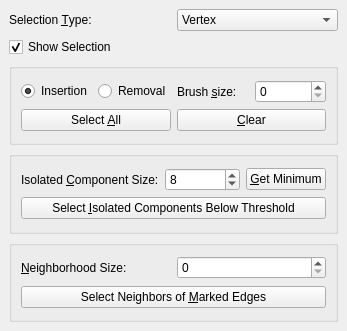
The window that Polyhedron/demo/Polyhedron/Selection_widget.ui (CGAL/cgal) describes before a commit, drawn with Qt 5.
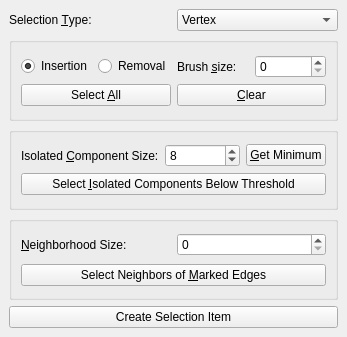
The same window after the commit.

Commit message: Do not hide polyhedron item, but show selection item as an individual item

Patch:
```diff
--- a/Polyhedron/demo/Polyhedron/Selection_widget.ui
+++ b/Polyhedron/demo/Polyhedron/Selection_widget.ui
@@ -7,7 +7,7 @@
     <x>0</x>
     <y>0</y>
     <width>327</width>
-    <height>331</height>
+    <height>337</height>
    </rect>
   </property>
   <property name="windowTitle">
@@ -45,16 +45,6 @@
         </item>
        </layout>
       </item>
-      <item>
-       <widget class="QCheckBox" name="Show_selection_check_box">
-        <property name="text">
-         <string>Show Selection</string>
-        </property>
-        <property name="checked">
-         <bool>true</bool>
-        </property>
-       </widget>
-      </item>
      </layout>
     </item>
     <item>
@@ -218,6 +208,13 @@
       </layout>
      </widget>
     </item>
+    <item>
+     <widget class="QPushButton" name="Create_selection_item_button">
+      <property name="text">
+       <string>Create Selection Item</string>
+      </property>
+     </widget>
+    </item>
    </layout>
   </widget>
  </widget>
```
The commit also changes 2 other files.
